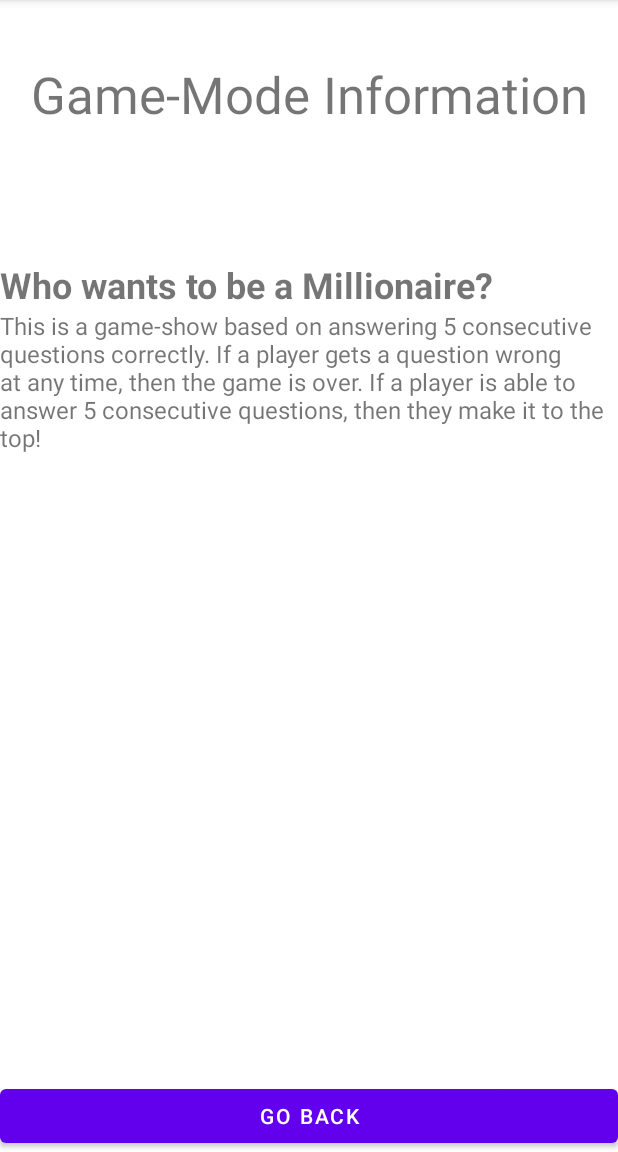
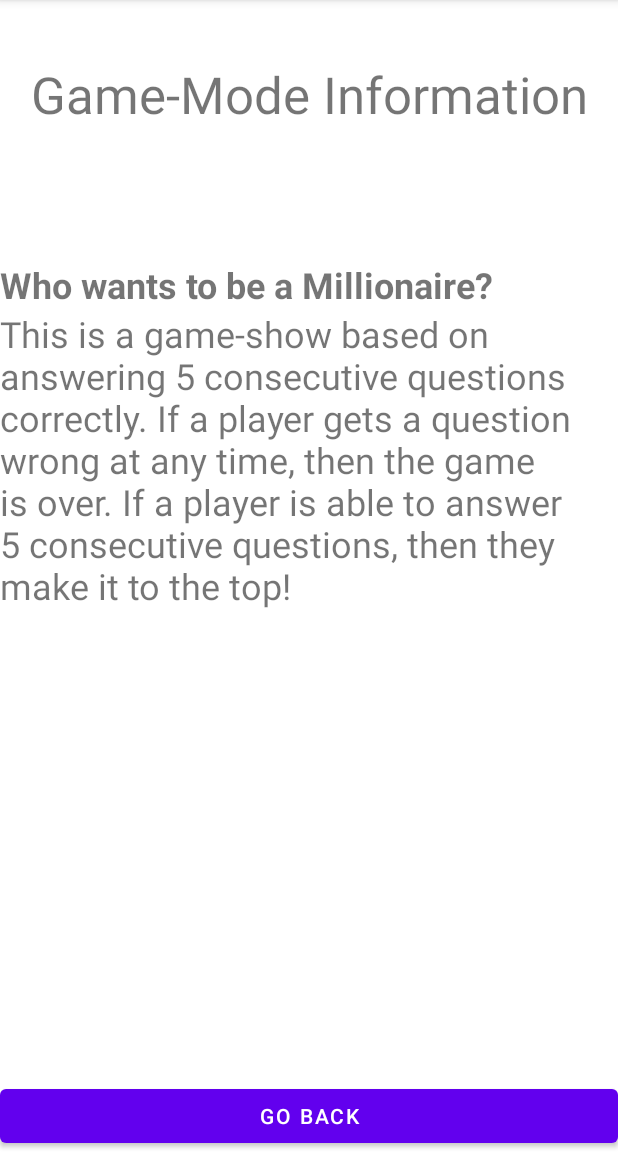
Before and after one commit to aczar09/Trivia-Game-Android, an Android app: the fragment Game_Mode_Fragment placed in its activity, on a phone screen of 412 x 824 dp, the part 84-1236 px from its top. Run offline under Robolectric (Android 15) with nearby library versions, the phone set to English and light mode, and no system bars.

Commit message:
Made changes to Game_Mode_Fragment

```diff
--- a/android-studio-project/app/src/main/java/edu/vassar/cmpu203/triviagame/controller/MainActivity.java
+++ b/android-studio-project/app/src/main/java/edu/vassar/cmpu203/triviagame/controller/MainActivity.java
@@ -107,7 +107,8 @@
 
     @Override
     public void onGoBack(){
-        onMenu();
+        GameConfigFragment gameConfigFragment = new GameConfigFragment();
+        this.mainView.displayFragment(gameConfigFragment, false, "back-to-menu");
     }
 
     @Override
--- a/android-studio-project/app/src/main/java/edu/vassar/cmpu203/triviagame/view/Game_Mode_Fragment.java
+++ b/android-studio-project/app/src/main/java/edu/vassar/cmpu203/triviagame/view/Game_Mode_Fragment.java
@@ -8,6 +8,7 @@
 
 import android.view.LayoutInflater;
 import android.view.View;
+import android.view.View.OnClickListener;
 import android.view.ViewGroup;
 
 import edu.vassar.cmpu203.triviagame.R;
@@ -35,6 +36,12 @@
 
     @Override
     public void onViewCreated(@NonNull View view, @Nullable Bundle savedInstanceState){
+        this.binding.gobackbutton.setOnClickListener(new OnClickListener(){
+            @Override
+            public void onClick(View view) {
+                Game_Mode_Fragment.this.listener.onGoBack();
+            }
 
+        });
     }
 }
--- a/android-studio-project/app/src/main/res/layout/fragment_game__mode__info.xml
+++ b/android-studio-project/app/src/main/res/layout/fragment_game__mode__info.xml
@@ -44,12 +44,12 @@
             android:layout_width="match_parent"
             android:layout_height="233dp"
             android:text="@string/millionaire_info"
-            android:textSize="16sp" />
+            android:textSize="24sp" />
 
     </LinearLayout>
 
     <Button
-        android:id="@+id/button4"
+        android:id="@+id/gobackbutton"
         android:layout_width="match_parent"
         android:layout_height="wrap_content"
         android:text="@string/go_back"
```
